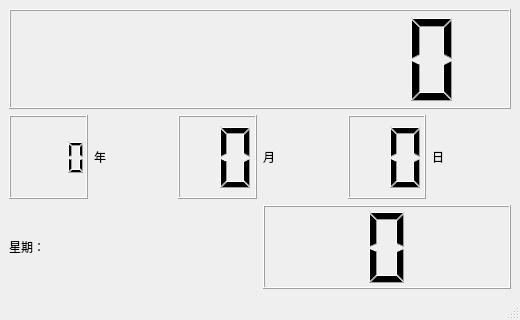
Old version of the form main.ui in the repository TobyFang2010/PyQtTimer.
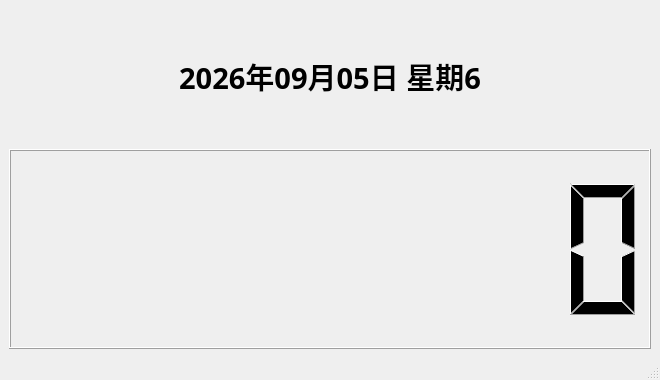
New version of the form.

Commit message:
Modify main.ui for layout and widget updates
Updated the UI layout dimensions and replaced QLCDNumber with QLabel for date and time display.

```diff
--- a/main.ui
+++ b/main.ui
@@ -6,8 +6,8 @@
    <rect>
     <x>0</x>
     <y>0</y>
-    <width>520</width>
-    <height>320</height>
+    <width>660</width>
+    <height>380</height>
    </rect>
   </property>
   <property name="windowTitle">
@@ -16,82 +16,41 @@
   <widget class="QWidget" name="centralwidget">
    <layout class="QVBoxLayout" name="verticalLayout">
     <item>
-     <widget class="QLCDNumber" name="lcdTime">
+     <widget class="QLabel" name="labelDateTime">
+      <property name="minimumSize">
+       <size>
+        <width>620</width>
+        <height>80</height>
+       </size>
+      </property>
+      <property name="font">
+       <font>
+        <family>Microsoft YaHei</family>
+        <pointsize>22</pointsize>
+        <bold>true</bold>
+       </font>
+      </property>
+      <property name="text">
+       <string>2026年09月05日 星期6</string>
+      </property>
+      <property name="alignment">
+       <set>Qt::AlignCenter</set>
+      </property>
+     </widget>
+    </item>
+    <item>
+     <widget class="QLCDNumber" name="lcdHMS">
       <property name="digitCount">
        <number>8</number>
       </property>
       <property name="minimumSize">
        <size>
-        <width>400</width>
-        <height>100</height>
+        <width>620</width>
+        <height>200</height>
        </size>
       </property>
      </widget>
     </item>
-    <item>
-     <layout class="QHBoxLayout" name="horizontalLayout">
-      <item>
-       <widget class="QLCDNumber" name="lcdYear">
-        <property name="digitCount">
-         <number>4</number>
-        </property>
-       </widget>
-      </item>
-      <item>
-       <widget class="QLabel" name="labelYear">
-        <property name="text">
-         <string>年</string>
-        </property>
-       </widget>
-      </item>
-      <item>
-       <widget class="QLCDNumber" name="lcdMonth">
-        <property name="digitCount">
-         <number>2</number>
-        </property>
-       </widget>
-      </item>
-      <item>
-       <widget class="QLabel" name="labelMonth">
-        <property name="text">
-         <string>月</string>
-        </property>
-       </widget>
-      </item>
-      <item>
-       <widget class="QLCDNumber" name="lcdDay">
-        <property name="digitCount">
-         <number>2</number>
-        </property>
-       </widget>
-      </item>
-      <item>
-       <widget class="QLabel" name="labelDay">
-        <property name="text">
-         <string>日</string>
-        </property>
-       </widget>
-      </item>
-     </layout>
-    </item>
-    <item>
-     <layout class="QHBoxLayout" name="horizontalLayoutWeek">
-      <item>
-       <widget class="QLabel" name="labelWeekText">
-        <property name="text">
-         <string>星期：</string>
-        </property>
-       </widget>
-      </item>
-      <item>
-       <widget class="QLCDNumber" name="lcdWeek">
-        <property name="digitCount">
-         <number>1</number>
-        </property>
-       </widget>
-      </item>
-     </layout>
-    </item>
    </layout>
   </widget>
   <widget class="QMenuBar" name="menubar">
```
Left out of the diff: 2 changed lines with no effect on the pictures.
